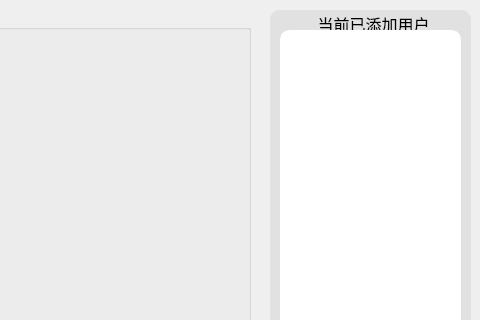
Above: WeiboSpiders/WeiboSpiders.ui from Kruarix/WeiboSpiders before the change; both pictures show x 270 to 750 and y 0 to 320 of the 750 by 450 pixel window. Below: the same form after it.
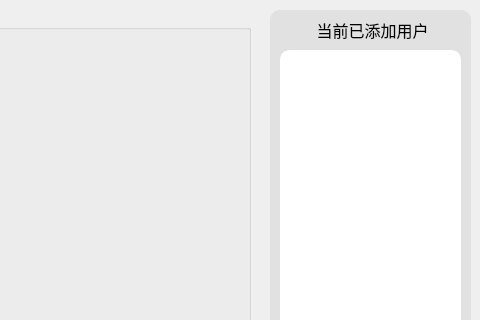
That is the form after the change.

```diff
--- a/WeiboSpiders/WeiboSpiders.ui
+++ b/WeiboSpiders/WeiboSpiders.ui
@@ -37,6 +37,9 @@
 background-color: rgb(225, 225, 225);
 border-radius: 10px;
 }
+QGroupBox::title{
+margin-top:10px;
+}
 </string>
    </property>
    <property name="title">
@@ -52,9 +55,9 @@
     <property name="geometry">
      <rect>
       <x>10</x>
-      <y>20</y>
+      <y>40</y>
       <width>181</width>
-      <height>311</height>
+      <height>291</height>
      </rect>
     </property>
     <property name="styleSheet">
@@ -62,25 +65,28 @@
 font-size: 14px;
 border: 5px solid white;
 border-radius: 10px;
+Show-decoration-selected:1;
 }
 
-QListView::item:hover{
+QListView::item{
 background-color: transparent;
+color: black;
 padding: 5px;
-border-left: 3px solid rgb(130, 130, 130);
+}
+
+QListView::item:hover{
+background-color: transparent;
+padding: 3px;
+border-left: 2px solid rgb(130, 130, 130);
 }
 
 QListView::item:selected{
 background-color: transparent;
 color: black;
-padding: 10px;
-border-left: 3px solid black;
+padding: 3px;
+border-left: 2px solid black;
 }
 
-QScrollBar::vertical{
-background-color: rgb(0, 255, 0);
-width: 5px;
-}
 
 </string>
     </property>
```
Left out of the diff: 2 changed lines with no effect on the pictures.
